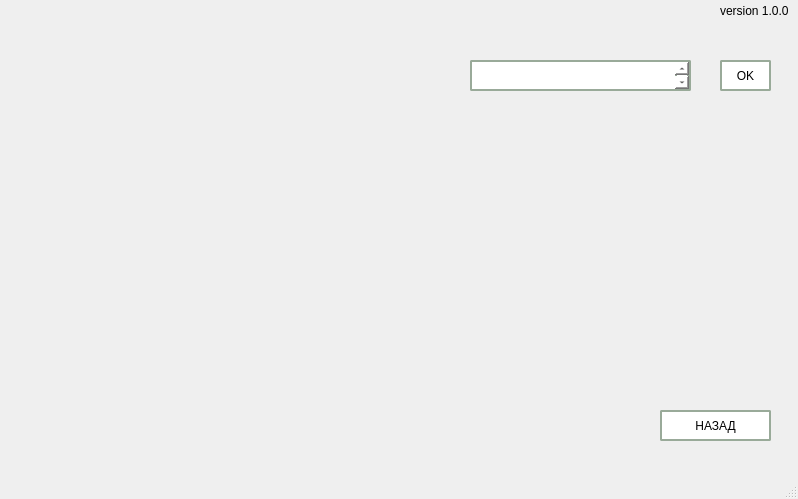
This is start.ui in CicadaInc/biostat as Qt 5 draws it before an edit. The edited form follows.
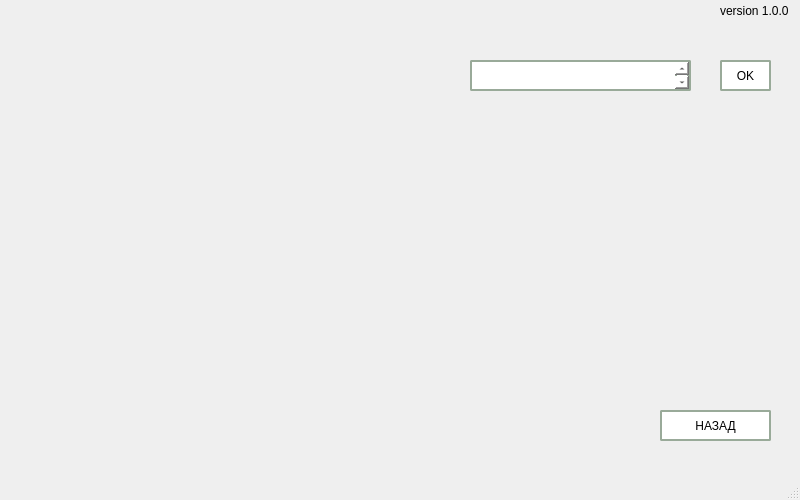
This is the edited form.

The edit to the form file:
```diff
--- a/start.ui
+++ b/start.ui
@@ -6,8 +6,8 @@
    <rect>
     <x>0</x>
     <y>0</y>
-    <width>798</width>
-    <height>499</height>
+    <width>800</width>
+    <height>500</height>
    </rect>
   </property>
   <property name="windowTitle">
```
Left out of the diff: 2 changed lines with no effect on the pictures.
